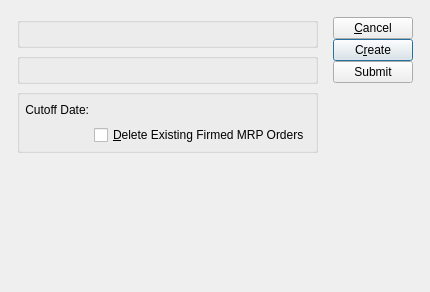
First picture: the form in guiclient/createPlannedOrdersByPlannerCode.ui, repository Pegasus-RPG/xtuple-client, before the edit.
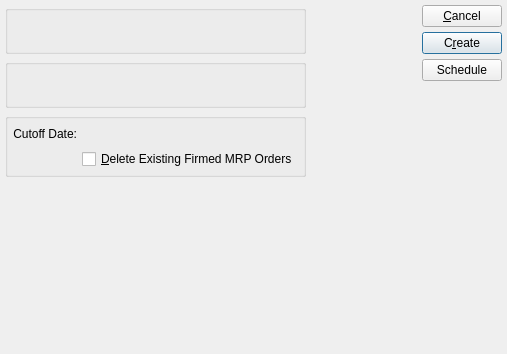
Second picture: the form after the edit. Custom widgets are drawn as their Qt base class.

```diff
--- a/guiclient/createPlannedOrdersByPlannerCode.ui
+++ b/guiclient/createPlannedOrdersByPlannerCode.ui
@@ -7,27 +7,21 @@
 is available at www.xtuple.com/CPAL.  By using this software, you agree
 to be bound by its terms.</comment>
  <class>createPlannedOrdersByPlannerCode</class>
- <widget class="QDialog" name="createPlannedOrdersByPlannerCode" >
-  <property name="geometry" >
+ <widget class="QDialog" name="createPlannedOrdersByPlannerCode">
+  <property name="geometry">
    <rect>
     <x>0</x>
     <y>0</y>
-    <width>430</width>
-    <height>292</height>
+    <width>507</width>
+    <height>354</height>
    </rect>
   </property>
   <property name="windowTitle" >
    <string>Run MRP by Planner Code</string>
   </property>
-  <layout class="QGridLayout" name="gridLayout_2" >
-   <item row="0" column="0" >
-    <layout class="QVBoxLayout" name="verticalLayout_2" >
-     <property name="spacing" >
-      <number>12</number>
-     </property>
-     <property name="margin" >
-      <number>12</number>
-     </property>
+  <layout class="QGridLayout" name="gridLayout_2">
+   <item row="0" column="0">
+    <layout class="QVBoxLayout" name="verticalLayout_2">
      <item>
       <layout class="QHBoxLayout" name="horizontalLayout_2" >
        <item>
@@ -135,13 +129,7 @@
         </spacer>
        </item>
        <item>
-        <layout class="QVBoxLayout" >
-         <property name="spacing" >
-          <number>0</number>
-         </property>
-         <property name="margin" >
-          <number>0</number>
-         </property>
+        <layout class="QVBoxLayout">
          <item>
           <widget class="QPushButton" name="_close" >
            <property name="text" >
@@ -166,9 +154,9 @@
           </widget>
          </item>
          <item>
-          <widget class="QPushButton" name="_submit" >
-           <property name="text" >
-            <string>Submit</string>
+          <widget class="QPushButton" name="_submit">
+           <property name="text">
+            <string>Schedule</string>
            </property>
           </widget>
          </item>
@@ -209,7 +197,7 @@
    </item>
   </layout>
  </widget>
- <layoutdefault spacing="5" margin="5" />
+ <layoutdefault spacing="5" margin="5"/>
  <pixmapfunction>qPixmapFromMimeSource</pixmapfunction>
  <customwidgets>
   <customwidget>
```
Left out of the diff: 99 changed lines with no effect on the pictures.
